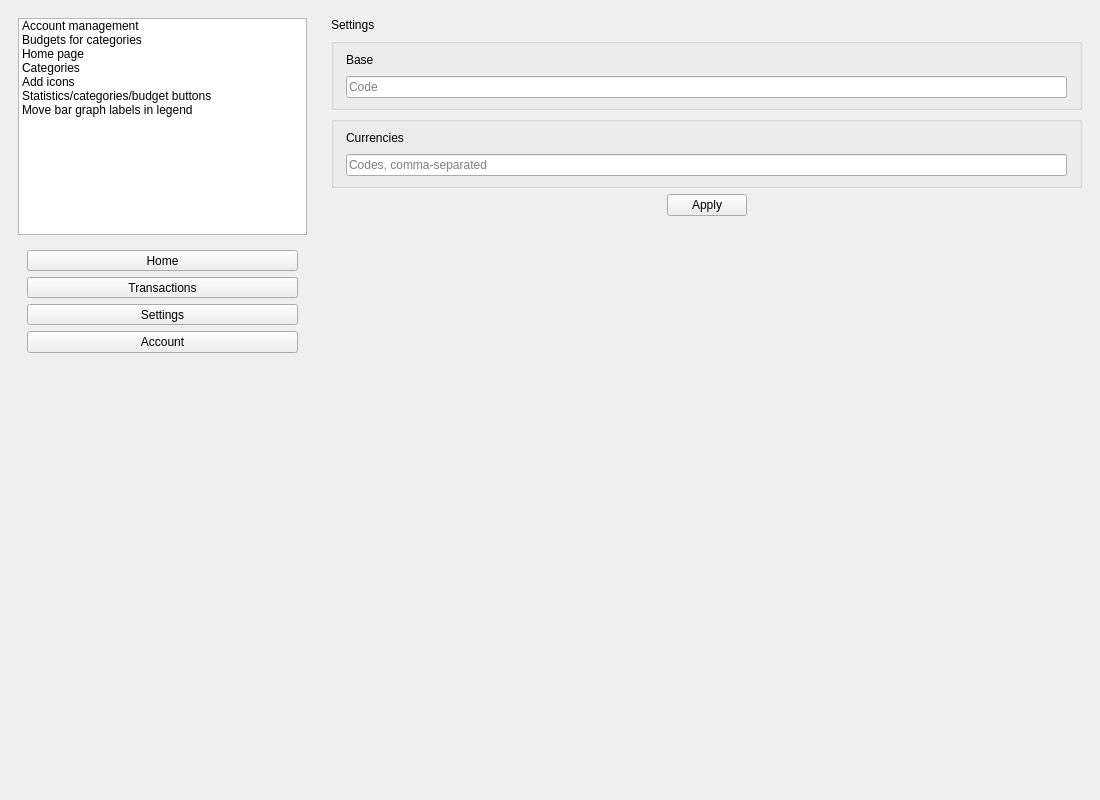
Before: the Qt Designer form Desktop/mainwindow.ui in david4more/CoinWarden, drawn with Qt 5.
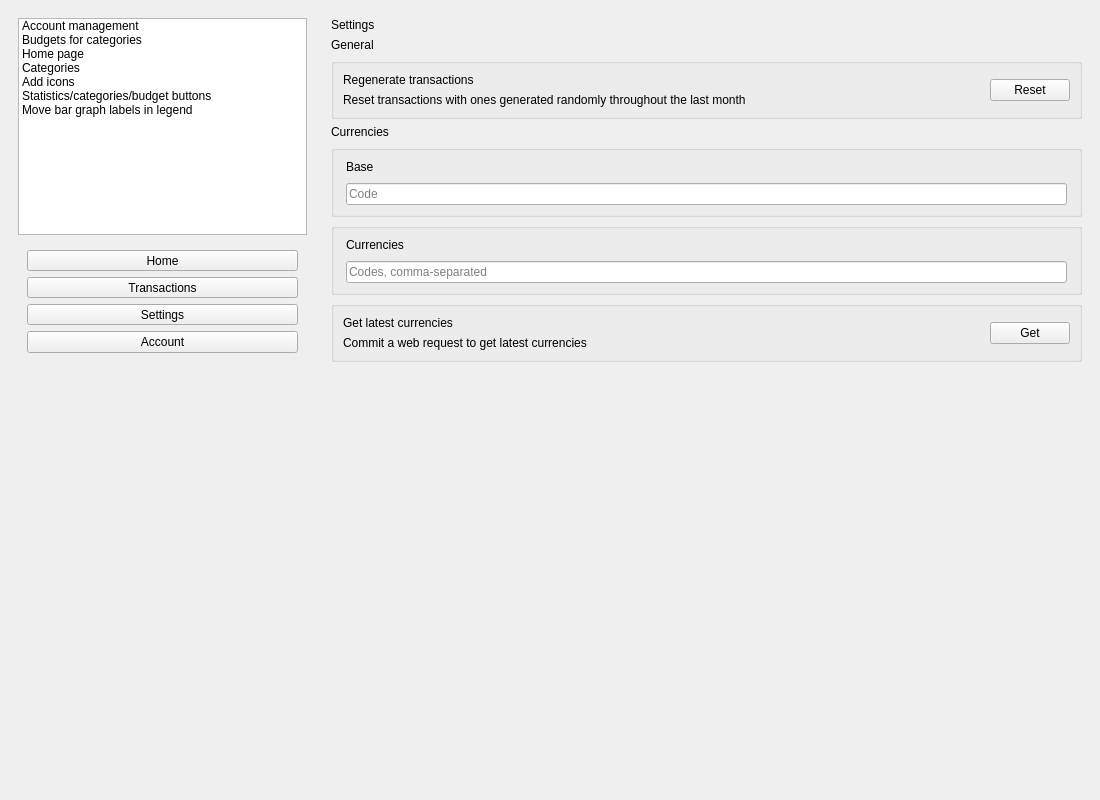
After: the same form once the commit is applied. The open tabs and pages were chosen to show the change. Custom widgets are drawn as their Qt base class.

Commit message: expand settings layout

```diff
--- a/Desktop/mainwindow.ui
+++ b/Desktop/mainwindow.ui
@@ -354,7 +354,7 @@
        </layout>
       </widget>
       <widget class="QWidget" name="settings">
-       <layout class="QVBoxLayout" name="verticalLayout_6">
+       <layout class="QVBoxLayout" name="verticalLayout_10">
         <item>
          <widget class="QLabel" name="label">
           <property name="sizePolicy">
@@ -371,6 +371,93 @@
           </property>
          </widget>
         </item>
+        <item>
+         <widget class="QLabel" name="label_13">
+          <property name="styleSheet">
+           <string notr="true">font: 10pt &quot;Segoe UI&quot;;</string>
+          </property>
+          <property name="text">
+           <string>General</string>
+          </property>
+         </widget>
+        </item>
+        <item>
+         <widget class="QGroupBox" name="groupBox_5">
+          <property name="sizePolicy">
+           <sizepolicy hsizetype="Preferred" vsizetype="Fixed">
+            <horstretch>0</horstretch>
+            <verstretch>0</verstretch>
+           </sizepolicy>
+          </property>
+          <property name="maximumSize">
+           <size>
+            <width>16777215</width>
+            <height>16777215</height>
+           </size>
+          </property>
+          <property name="title">
+           <string/>
+          </property>
+          <layout class="QHBoxLayout" name="horizontalLayout_11">
+           <item>
+            <layout class="QVBoxLayout" name="verticalLayout_6">
+             <item>
+              <widget class="QLabel" name="label_11">
+               <property name="sizePolicy">
+                <sizepolicy hsizetype="Fixed" vsizetype="Fixed">
+                 <horstretch>0</horstretch>
+                 <verstretch>0</verstretch>
+                </sizepolicy>
+               </property>
+               <property name="styleSheet">
+                <string notr="true">font: 600 14pt &quot;Segoe UI&quot;;</string>
+               </property>
+               <property name="text">
+                <string>Regenerate transactions</string>
+               </property>
+              </widget>
+             </item>
+             <item>
+              <widget class="QLabel" name="label_2">
+               <property name="text">
+                <string>Reset transactions with ones generated randomly throughout the last month</string>
+               </property>
+              </widget>
+             </item>
+            </layout>
+           </item>
+           <item>
+            <widget class="QPushButton" name="sResetButton">
+             <property name="sizePolicy">
+              <sizepolicy hsizetype="Fixed" vsizetype="Fixed">
+               <horstretch>1</horstretch>
+               <verstretch>0</verstretch>
+              </sizepolicy>
+             </property>
+             <property name="layoutDirection">
+              <enum>Qt::LayoutDirection::LeftToRight</enum>
+             </property>
+             <property name="styleSheet">
+              <string notr="true">font: 600 14pt &quot;Segoe UI&quot;;</string>
+             </property>
+             <property name="text">
+              <string>Reset</string>
+             </property>
+            </widget>
+           </item>
+          </layout>
+         </widget>
+        </item>
+        <item>
+         <widget class="QLabel" name="label_14">
+          <property name="styleSheet">
+           <string notr="true">font: 10pt &quot;Segoe UI&quot;;</string>
+          </property>
+          <property name="text">
+           <string>Currencies</string>
+          </property>
+         </widget>
+        </item>
         <item>
          <widget class="QGroupBox" name="groupBox_4">
           <property name="sizePolicy">
@@ -478,25 +565,55 @@
          </widget>
         </item>
         <item>
-         <layout class="QHBoxLayout" name="horizontalLayout_11">
-          <item>
-           <spacer name="horizontalSpacer_8">
-            <property name="orientation">
-             <enum>Qt::Orientation::Horizontal</enum>
-            </property>
-            <property name="sizeHint" stdset="0">
+         <widget class="QGroupBox" name="groupBox_6">
+          <property name="sizePolicy">
+           <sizepolicy hsizetype="Preferred" vsizetype="Fixed">
+            <horstretch>0</horstretch>
+            <verstretch>0</verstretch>
+           </sizepolicy>
+          </property>
+          <property name="maximumSize">
              <size>
-              <width>40</width>
-              <height>20</height>
-             </size>
-            </property>
-           </spacer>
-          </item>
+            <width>16777215</width>
+            <height>16777215</height>
+           </size>
+          </property>
+          <property name="title">
+           <string/>
+          </property>
+          <layout class="QHBoxLayout" name="horizontalLayout_12">
           <item>
-           <widget class="QPushButton" name="pushButton">
+            <layout class="QVBoxLayout" name="verticalLayout_9">
+             <item>
+              <widget class="QLabel" name="label_12">
             <property name="sizePolicy">
              <sizepolicy hsizetype="Fixed" vsizetype="Fixed">
               <horstretch>0</horstretch>
+                 <verstretch>0</verstretch>
+                </sizepolicy>
+               </property>
+               <property name="styleSheet">
+                <string notr="true">font: 600 14pt &quot;Segoe UI&quot;;</string>
+               </property>
+               <property name="text">
+                <string>Get latest currencies</string>
+               </property>
+              </widget>
+             </item>
+             <item>
+              <widget class="QLabel" name="label_3">
+               <property name="text">
+                <string>Commit a web request to get latest currencies</string>
+               </property>
+              </widget>
+             </item>
+            </layout>
+           </item>
+           <item>
+            <widget class="QPushButton" name="pushButton_3">
+             <property name="sizePolicy">
+              <sizepolicy hsizetype="Fixed" vsizetype="Fixed">
+               <horstretch>1</horstretch>
               <verstretch>0</verstretch>
              </sizepolicy>
             </property>
@@ -507,24 +624,12 @@
              <string notr="true">font: 600 14pt &quot;Segoe UI&quot;;</string>
             </property>
             <property name="text">
-             <string>Apply</string>
+              <string>Get</string>
             </property>
            </widget>
           </item>
-          <item>
-           <spacer name="horizontalSpacer_9">
-            <property name="orientation">
-             <enum>Qt::Orientation::Horizontal</enum>
-            </property>
-            <property name="sizeHint" stdset="0">
-             <size>
-              <width>40</width>
-              <height>20</height>
-             </size>
-            </property>
-           </spacer>
-          </item>
-         </layout>
+          </layout>
+         </widget>
         </item>
         <item>
          <spacer name="verticalSpacer_7">
```
Left out of the diff: 2 changed lines with no effect on the pictures. Lines whose indentation alone changed are shown as unchanged. The commit also changes 1 other file.
